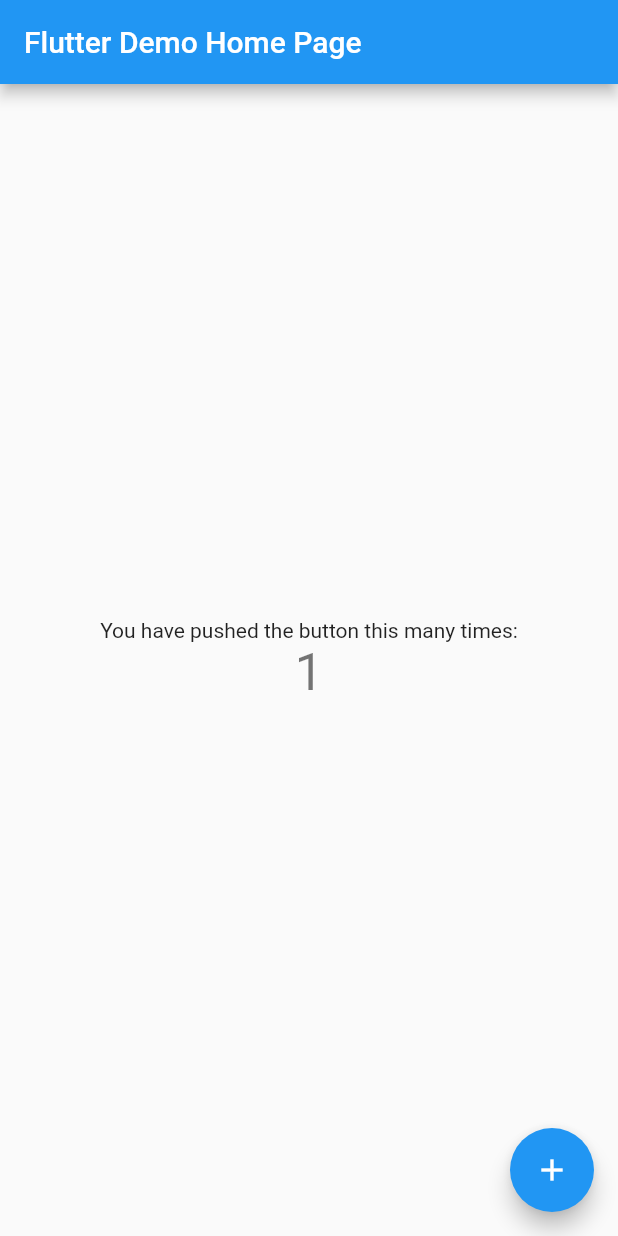
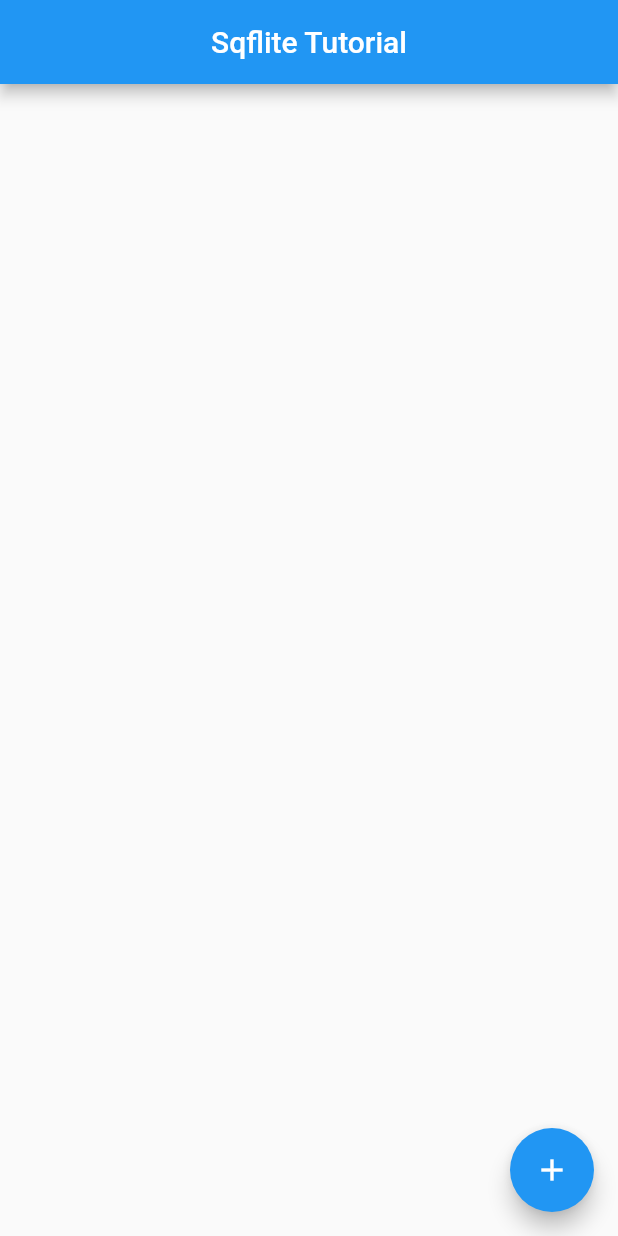
Before and after one commit to DevStack06/Flutter-Tutorials, a Flutter app: the screen it shows after launch, after a tap on the "add" icon, on a phone screen of 412 x 824 dp. Run offline on Flutter 3.47's test engine with Material 2 defaults, Android fonts, the phone set to English and light mode, and no system bars.

Commit message:
starting the work

```diff
--- a/lib/main.dart
+++ b/lib/main.dart
@@ -1,4 +1,5 @@
 import 'package:flutter/material.dart';
+import 'package:flutterapps/sqlite/landing.dart';
 
 void main() {
   runApp(MyApp());
@@ -12,54 +13,7 @@
       theme: ThemeData(
         primarySwatch: Colors.blue,
       ),
-      home: MyHomePage(title: 'Flutter Demo Home Page'),
+      home: Landing(),
     );
   }
 }
-
-class MyHomePage extends StatefulWidget {
-  MyHomePage({Key? key, required this.title}) : super(key: key);
-
-  final String title;
-
-  @override
-  _MyHomePageState createState() => _MyHomePageState();
-}
-
-class _MyHomePageState extends State<MyHomePage> {
-  int _counter = 0;
-
-  void _incrementCounter() {
-    setState(() {
-      _counter++;
-    });
-  }
-
-  @override
-  Widget build(BuildContext context) {
-    return Scaffold(
-      appBar: AppBar(
-        title: Text(widget.title),
-      ),
-      body: Center(
-        child: Column(
-          mainAxisAlignment: MainAxisAlignment.center,
-          children: <Widget>[
-            Text(
-              'You have pushed the button this many times:',
-            ),
-            Text(
-              '$_counter',
-              style: Theme.of(context).textTheme.headline4,
-            ),
-          ],
-        ),
-      ),
-      floatingActionButton: FloatingActionButton(
-        onPressed: _incrementCounter,
-        tooltip: 'Increment',
-        child: Icon(Icons.add),
-      ),
-    );
-  }
-}
--- /dev/null
+++ b/lib/sqlite/landing.dart
@@ -0,0 +1,19 @@
+import 'package:flutter/material.dart';
+
+class Landing extends StatelessWidget {
+  const Landing({Key? key}) : super(key: key);
+
+  @override
+  Widget build(BuildContext context) {
+    return Scaffold(
+      appBar: AppBar(
+        centerTitle: true,
+        title: Text("Sqflite Tutorial"),
+      ),
+      floatingActionButton: FloatingActionButton(
+        onPressed: () {},
+        child: Icon(Icons.add),
+      ),
+    );
+  }
+}
```
